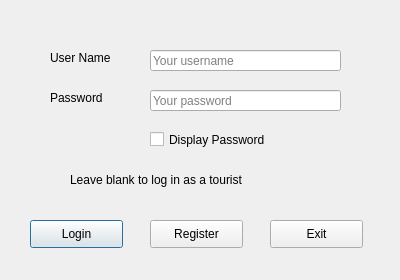
Galaxies99/MS125-chatroom-client, file login.ui: the form before one commit.
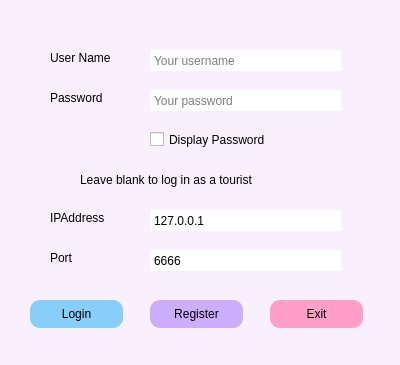
The form after the commit.

Patch:
```diff
--- a/login.ui
+++ b/login.ui
@@ -7,12 +7,17 @@
     <x>0</x>
     <y>0</y>
     <width>400</width>
-    <height>280</height>
+    <height>365</height>
    </rect>
   </property>
   <property name="windowTitle">
    <string>Dialog</string>
   </property>
+  <property name="styleSheet">
+   <string notr="true">QDialog {
+	background-color: #f9f0fe;
+}</string>
+  </property>
   <widget class="QLabel" name="usrLabel">
    <property name="geometry">
     <rect>
@@ -42,12 +47,15 @@
   <widget class="QLabel" name="label">
    <property name="geometry">
     <rect>
-     <x>70</x>
+     <x>80</x>
      <y>170</y>
-     <width>291</width>
+     <width>241</width>
      <height>20</height>
     </rect>
    </property>
+   <property name="styleSheet">
+    <string notr="true">QLabel { font-family: &quot;Microsoft YaHei&quot;; }</string>
+   </property>
    <property name="text">
     <string>Leave blank to log in as a tourist</string>
    </property>
@@ -61,6 +69,17 @@
      <height>21</height>
     </rect>
    </property>
+   <property name="styleSheet">
+    <string notr="true">QLineEdit { 
+	font-family: &quot;Microsoft YaHei&quot;; 
+	padding: 2px;
+	border-radius: 2px;
+	border: 1px, solid #000000;
+}
+QLineEdit:hover {
+	border: 1px solid #34495E;
+}</string>
+   </property>
    <property name="placeholderText">
     <string>Your username</string>
    </property>
@@ -74,6 +93,17 @@
      <height>21</height>
     </rect>
    </property>
+   <property name="styleSheet">
+    <string notr="true">QLineEdit { 
+	font-family: &quot;Microsoft YaHei&quot;; 
+	padding: 2px;
+	border-radius: 2px;
+	border: 1px, solid #000000;
+}
+QLineEdit:hover {
+	border: 1px solid #34495E;
+}</string>
+   </property>
    <property name="echoMode">
     <enum>QLineEdit::Password</enum>
    </property>
@@ -98,11 +128,22 @@
    <property name="geometry">
     <rect>
      <x>30</x>
-     <y>220</y>
+     <y>300</y>
      <width>93</width>
      <height>28</height>
     </rect>
    </property>
+   <property name="styleSheet">
+    <string notr="true">QPushButton {
+	background-color: #87CEFA;
+	border-radius: 10px; 
+	color: rgb(0, 0, 0); 
+	font-family: &quot;Microsoft YaHei&quot; 
+} 
+QPushButton:hover { 
+	background-color: #00BFFF; 
+}</string>
+   </property>
    <property name="text">
     <string>Login</string>
    </property>
@@ -111,11 +152,21 @@
    <property name="geometry">
     <rect>
      <x>150</x>
-     <y>220</y>
+     <y>300</y>
      <width>93</width>
      <height>28</height>
     </rect>
    </property>
+   <property name="styleSheet">
+    <string notr="true">QPushButton { 
+	background-color: #ccaefe; 
+	border-radius: 10px; color: rgb(0, 0, 0); 
+	font-family: &quot;Microsoft YaHei&quot; 
+} 
+QPushButton:hover { 
+	background-color: #b98fff; 
+}</string>
+   </property>
    <property name="text">
     <string>Register</string>
    </property>
@@ -124,15 +175,110 @@
    <property name="geometry">
     <rect>
      <x>270</x>
-     <y>220</y>
+     <y>300</y>
      <width>93</width>
      <height>28</height>
     </rect>
    </property>
+   <property name="styleSheet">
+    <string notr="true">QPushButton { 
+	background-color: rgb(255, 159, 198); 
+	border-radius: 10px; color: rgb(0, 0, 0); 
+	font-family: &quot;Microsoft YaHei&quot; } 
+QPushButton:hover { 
+	background-color: rgb(255, 133, 166); 
+}</string>
+   </property>
    <property name="text">
     <string>Exit</string>
    </property>
   </widget>
+  <widget class="QLabel" name="extLabel_2">
+   <property name="geometry">
+    <rect>
+     <x>50</x>
+     <y>210</y>
+     <width>72</width>
+     <height>15</height>
+    </rect>
+   </property>
+   <property name="styleSheet">
+    <string notr="true">QLabel { font-family: &quot;Microsoft YaHei&quot;; }</string>
+   </property>
+   <property name="text">
+    <string>IPAddress</string>
+   </property>
+  </widget>
+  <widget class="QLineEdit" name="ipEdit">
+   <property name="geometry">
+    <rect>
+     <x>150</x>
+     <y>210</y>
+     <width>191</width>
+     <height>21</height>
+    </rect>
+   </property>
+   <property name="styleSheet">
+    <string notr="true">QLineEdit { 
+	font-family: &quot;Microsoft YaHei&quot;; 
+	padding: 2px;
+	border-radius: 2px;
+	border: 1px, solid #000000;
+}
+QLineEdit:hover {
+	border: 1px solid #34495E;
+}</string>
+   </property>
+   <property name="text">
+    <string>127.0.0.1</string>
+   </property>
+   <property name="placeholderText">
+    <string/>
+   </property>
+  </widget>
+  <widget class="QLineEdit" name="portEdit">
+   <property name="geometry">
+    <rect>
+     <x>150</x>
+     <y>250</y>
+     <width>191</width>
+     <height>21</height>
+    </rect>
+   </property>
+   <property name="styleSheet">
+    <string notr="true">QLineEdit { 
+	font-family: &quot;Microsoft YaHei&quot;; 
+	padding: 2px;
+	border-radius: 2px;
+	border: 1px, solid #000000;
+}
+QLineEdit:hover {
+	border: 1px solid #34495E;
+}</string>
+   </property>
+   <property name="text">
+    <string>6666</string>
+   </property>
+   <property name="placeholderText">
+    <string/>
+   </property>
+  </widget>
+  <widget class="QLabel" name="extLabel_3">
+   <property name="geometry">
+    <rect>
+     <x>50</x>
+     <y>250</y>
+     <width>72</width>
+     <height>15</height>
+    </rect>
+   </property>
+   <property name="styleSheet">
+    <string notr="true">QLabel { font-family: &quot;Microsoft YaHei&quot;; }</string>
+   </property>
+   <property name="text">
+    <string>Port</string>
+   </property>
+  </widget>
  </widget>
  <resources/>
  <connections/>
```
Left out of the diff: 9 changed lines with no effect on the pictures.
